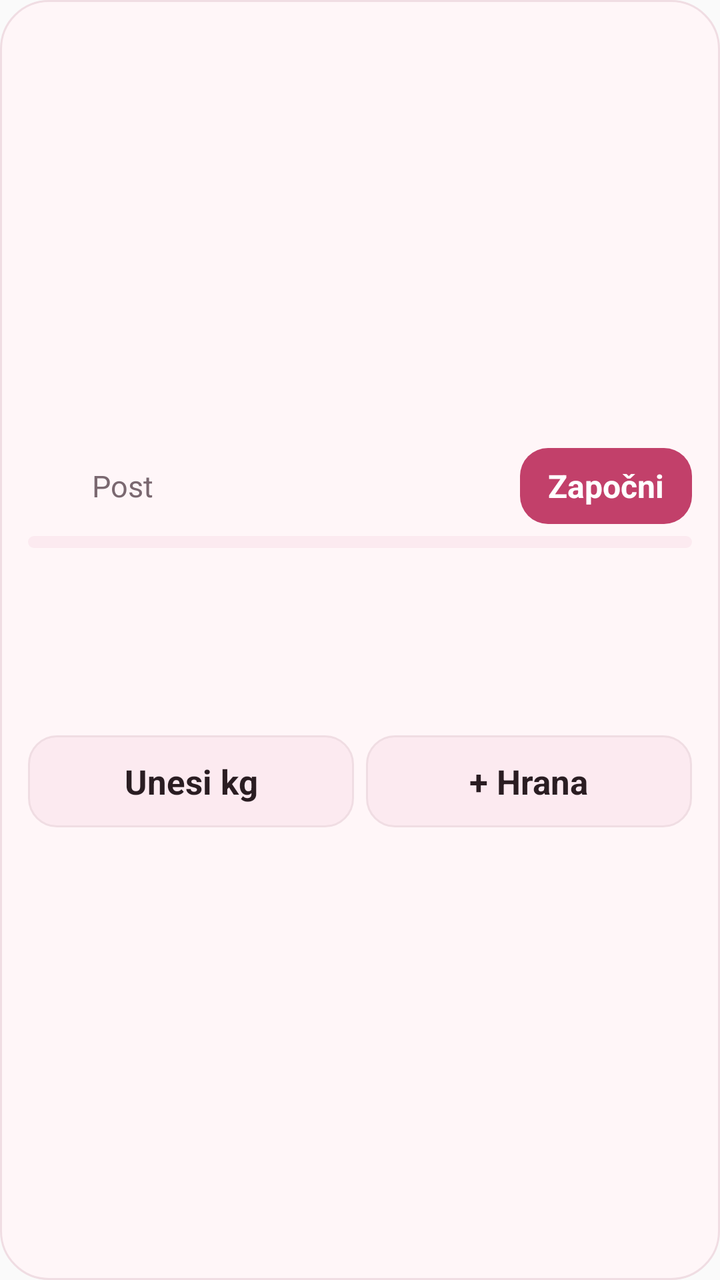
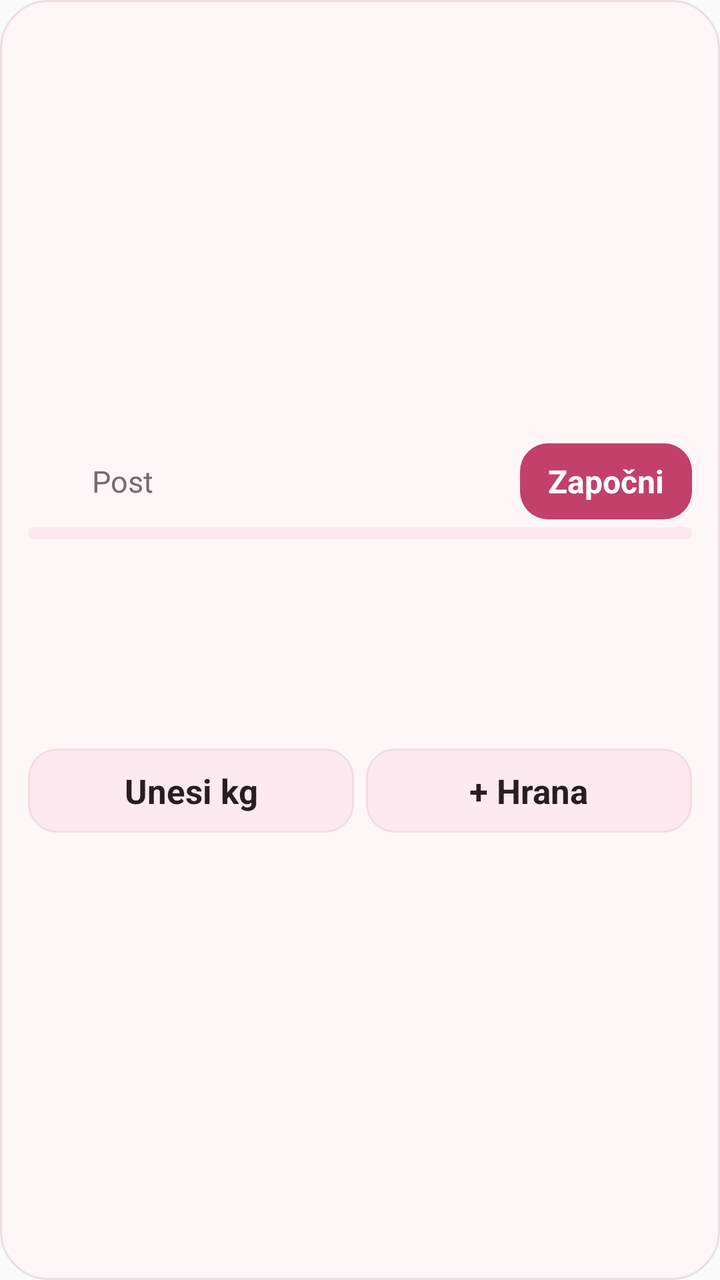

Two renders of the same Android screen: before a commit and after it. Below are the layout's source before the change and the commit's diff.
<!-- AndroidManifest.xml: application theme AppTheme -->
<!-- res/layout/widget_porki.xml -->
<?xml version="1.0" encoding="utf-8"?>
<LinearLayout xmlns:android="http://schemas.android.com/apk/res/android"
    android:id="@+id/w_root"
    android:layout_width="match_parent"
    android:layout_height="match_parent"
    android:background="@drawable/widget_bg"
    android:gravity="center_vertical"
    android:orientation="vertical"
    android:paddingStart="14dp"
    android:paddingTop="10dp"
    android:paddingEnd="14dp"
    android:paddingBottom="12dp">

    
    <LinearLayout
        android:id="@+id/w_fast"
        android:layout_width="match_parent"
        android:layout_height="wrap_content"
        android:orientation="vertical">

        <LinearLayout
            android:layout_width="match_parent"
            android:layout_height="wrap_content"
            android:gravity="center_vertical"
            android:minHeight="36dp"
            android:orientation="horizontal">

            <ImageView
                android:layout_width="26dp"
                android:layout_height="26dp"
                android:layout_marginEnd="6dp"
                android:contentDescription="Porki"
                android:src="@mipmap/ic_launcher_round" />

            <TextView
                android:id="@+id/w_fast_label"
                android:layout_width="wrap_content"
                android:layout_height="wrap_content"
                android:text="Post"
                android:textColor="@color/w_muted"
                android:textSize="15sp" />

            <TextView
                android:id="@+id/w_clock"
                android:layout_width="0dp"
                android:layout_height="wrap_content"
                android:layout_marginStart="8dp"
                android:layout_weight="1"
                android:gravity="end"
                android:maxLines="1"
                android:textColor="@color/w_ink"
                android:textSize="26sp"
                android:textStyle="bold" />

            <TextView
                android:id="@+id/w_fast_off"
                android:layout_width="0dp"
                android:layout_height="wrap_content"
                android:layout_marginStart="8dp"
                android:layout_weight="1"
                android:gravity="end"
                android:text="nije aktivan"
                android:textColor="@color/w_muted"
                android:textSize="15sp"
                android:visibility="gone" />

            <TextView
                android:id="@+id/w_fast_btn"
                android:layout_width="wrap_content"
                android:layout_height="38dp"
                android:layout_marginStart="10dp"
                android:background="@drawable/widget_btn"
                android:gravity="center"
                android:paddingStart="14dp"
                android:paddingEnd="14dp"
                android:text="Započni"
                android:textColor="@color/w_accent_ink"
                android:textSize="16sp"
                android:textStyle="bold" />
        </LinearLayout>

        <ProgressBar
            android:id="@+id/w_progress"
            style="?android:attr/progressBarStyleHorizontal"
            android:layout_width="match_parent"
            android:layout_height="6dp"
            android:layout_marginTop="6dp"
            android:max="1000"
            android:progressDrawable="@drawable/widget_progress" />

        <TextView
            android:id="@+id/w_fast_info"
            android:layout_width="match_parent"
            android:layout_height="wrap_content"
            android:layout_marginTop="4dp"
            android:ellipsize="end"
            android:maxLines="1"
            android:textColor="@color/w_muted"
            android:textSize="14sp" />

        <TextView
            android:id="@+id/w_fast_phase"
            android:layout_width="match_parent"
            android:layout_height="wrap_content"
            android:ellipsize="end"
            android:maxLines="1"
            android:textColor="@color/w_accent"
            android:textSize="15sp"
            android:textStyle="bold" />
    </LinearLayout>

    
    <LinearLayout
        android:layout_width="match_parent"
        android:layout_height="wrap_content"
        android:layout_marginTop="8dp"
        android:gravity="center_vertical"
        android:orientation="horizontal">

        <TextView
            android:id="@+id/w_weight"
            android:layout_width="wrap_content"
            android:layout_height="wrap_content"
            android:textColor="@color/w_ink"
            android:textSize="24sp"
            android:textStyle="bold" />

        <TextView
            android:id="@+id/w_weight_info"
            android:layout_width="0dp"
            android:layout_height="wrap_content"
            android:layout_marginStart="6dp"
            android:layout_weight="1"
            android:ellipsize="end"
            android:maxLines="1"
            android:textColor="@color/w_muted"
            android:textSize="14sp" />

        <TextView
            android:id="@+id/w_carbs"
            android:layout_width="wrap_content"
            android:layout_height="wrap_content"
            android:textColor="@color/w_muted"
            android:textSize="16sp"
            android:textStyle="bold" />
    </LinearLayout>

    
    <LinearLayout
        android:layout_width="match_parent"
        android:layout_height="wrap_content"
        android:layout_marginTop="10dp"
        android:orientation="horizontal">

        <TextView
            android:id="@+id/w_btn_weight"
            android:layout_width="0dp"
            android:layout_height="46dp"
            android:layout_marginEnd="6dp"
            android:layout_weight="1"
            android:background="@drawable/widget_btn_alt"
            android:gravity="center"
            android:text="Unesi kg"
            android:textColor="@color/w_ink"
            android:textSize="17sp"
            android:textStyle="bold" />

        <TextView
            android:id="@+id/w_btn_food"
            android:layout_width="0dp"
            android:layout_height="46dp"
            android:layout_weight="1"
            android:background="@drawable/widget_btn_alt"
            android:gravity="center"
            android:text="+ Hrana"
            android:textColor="@color/w_ink"
            android:textSize="17sp"
            android:textStyle="bold" />
    </LinearLayout>
</LinearLayout>
<!-- resources referenced by this layout -->
<resources>
  <color name="w_accent">#C2406A</color>
  <color name="w_accent_ink">#FFFFFF</color>
  <color name="w_ink">#2A1D22</color>
  <color name="w_muted">#7A6870</color>
  <!-- drawable widget_bg (drawable) -->
  <?xml version="1.0" encoding="utf-8"?>
  <shape xmlns:android="http://schemas.android.com/apk/res/android" android:shape="rectangle">
      <solid android:color="@color/w_bg" />
      <stroke android:width="1dp" android:color="@color/w_line" />
      <corners android:radius="24dp" />
  </shape>
  <!-- drawable widget_btn (drawable) -->
  <?xml version="1.0" encoding="utf-8"?>
  <shape xmlns:android="http://schemas.android.com/apk/res/android" android:shape="rectangle">
      <solid android:color="@color/w_accent" />
      <corners android:radius="14dp" />
  </shape>
  <!-- drawable widget_btn_alt (drawable) -->
  <?xml version="1.0" encoding="utf-8"?>
  <shape xmlns:android="http://schemas.android.com/apk/res/android" android:shape="rectangle">
      <solid android:color="@color/w_soft" />
      <stroke android:width="1dp" android:color="@color/w_line" />
      <corners android:radius="14dp" />
  </shape>
  <!-- drawable widget_progress (drawable) -->
  <?xml version="1.0" encoding="utf-8"?>
  <layer-list xmlns:android="http://schemas.android.com/apk/res/android">
      <item android:id="@android:id/background">
          <shape>
              <corners android:radius="4dp" />
              <solid android:color="@color/w_soft" />
          </shape>
      </item>
      <item android:id="@android:id/progress">
          <clip>
              <shape>
                  <corners android:radius="4dp" />
                  <solid android:color="@color/w_accent" />
              </shape>
          </clip>
      </item>
  </layer-list>
  <!-- mipmap ic_launcher_round (mipmap-anydpi-v26) -->
  <?xml version="1.0" encoding="utf-8"?>
  <adaptive-icon xmlns:android="http://schemas.android.com/apk/res/android">
      <background>
          <color android:color="@color/ic_launcher_background" />
      </background>
      <foreground>
          <inset android:drawable="@mipmap/ic_launcher_foreground" android:inset="0%" />
      </foreground>
  </adaptive-icon>
  <style name="AppTheme" parent="Theme.AppCompat.Light.DarkActionBar">
          
          <item name="colorPrimary">@color/colorPrimary</item>
          <item name="colorPrimaryDark">@color/colorPrimaryDark</item>
          <item name="colorAccent">@color/colorAccent</item>
      </style>
  <color name="w_bg">#FFF6F8</color>
  <color name="w_line">#F0DDE3</color>
  <color name="w_soft">#FCEAF0</color>
  <color name="ic_launcher_background">#FFC4D3</color>
</resources>

<!-- the commit's change to res/layout/widget_porki.xml (unified diff, before → after) -->
@@ -7,9 +7,9 @@
     android:gravity="center_vertical"
     android:orientation="vertical"
     android:paddingStart="14dp"
-    android:paddingTop="10dp"
+    android:paddingTop="8dp"
     android:paddingEnd="14dp"
-    android:paddingBottom="12dp">
+    android:paddingBottom="10dp">
 
     
     <LinearLayout
@@ -84,7 +84,7 @@
             style="?android:attr/progressBarStyleHorizontal"
             android:layout_width="match_parent"
             android:layout_height="6dp"
-            android:layout_marginTop="6dp"
+            android:layout_marginTop="4dp"
             android:max="1000"
             android:progressDrawable="@drawable/widget_progress" />
 
@@ -92,7 +92,7 @@
             android:id="@+id/w_fast_info"
             android:layout_width="match_parent"
             android:layout_height="wrap_content"
-            android:layout_marginTop="4dp"
+            android:layout_marginTop="2dp"
             android:ellipsize="end"
             android:maxLines="1"
             android:textColor="@color/w_muted"
@@ -113,7 +113,7 @@
     <LinearLayout
         android:layout_width="match_parent"
         android:layout_height="wrap_content"
-        android:layout_marginTop="8dp"
+        android:layout_marginTop="4dp"
         android:gravity="center_vertical"
         android:orientation="horizontal">
 
@@ -129,12 +129,13 @@
             android:id="@+id/w_weight_info"
             android:layout_width="0dp"
             android:layout_height="wrap_content"
-            android:layout_marginStart="6dp"
+            android:layout_marginStart="8dp"
             android:layout_weight="1"
             android:ellipsize="end"
             android:maxLines="1"
             android:textColor="@color/w_muted"
-            android:textSize="14sp" />
+            android:textSize="15sp"
+            android:textStyle="bold" />
 
         <TextView
             android:id="@+id/w_carbs"
@@ -146,16 +147,27 @@
     </LinearLayout>
 
     
+    <TextView
+        android:id="@+id/w_balance"
+        android:layout_width="match_parent"
+        android:layout_height="wrap_content"
+        android:layout_marginTop="2dp"
+        android:ellipsize="end"
+        android:maxLines="2"
+        android:textColor="@color/w_muted"
+        android:textSize="14sp" />
+
+    
     <LinearLayout
         android:layout_width="match_parent"
         android:layout_height="wrap_content"
-        android:layout_marginTop="10dp"
+        android:layout_marginTop="6dp"
         android:orientation="horizontal">
 
         <TextView
             android:id="@+id/w_btn_weight"
             android:layout_width="0dp"
-            android:layout_height="46dp"
+            android:layout_height="42dp"
             android:layout_marginEnd="6dp"
             android:layout_weight="1"
             android:background="@drawable/widget_btn_alt"
@@ -168,7 +180,7 @@
         <TextView
             android:id="@+id/w_btn_food"
             android:layout_width="0dp"
-            android:layout_height="46dp"
+            android:layout_height="42dp"
             android:layout_weight="1"
             android:background="@drawable/widget_btn_alt"
             android:gravity="center"
